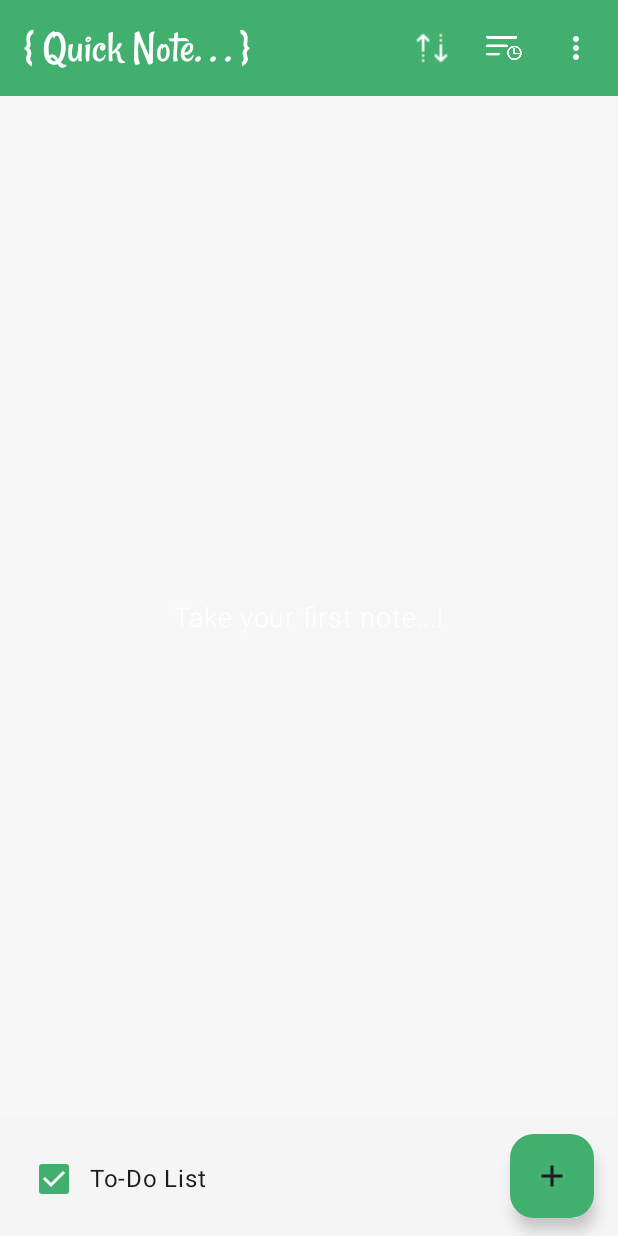
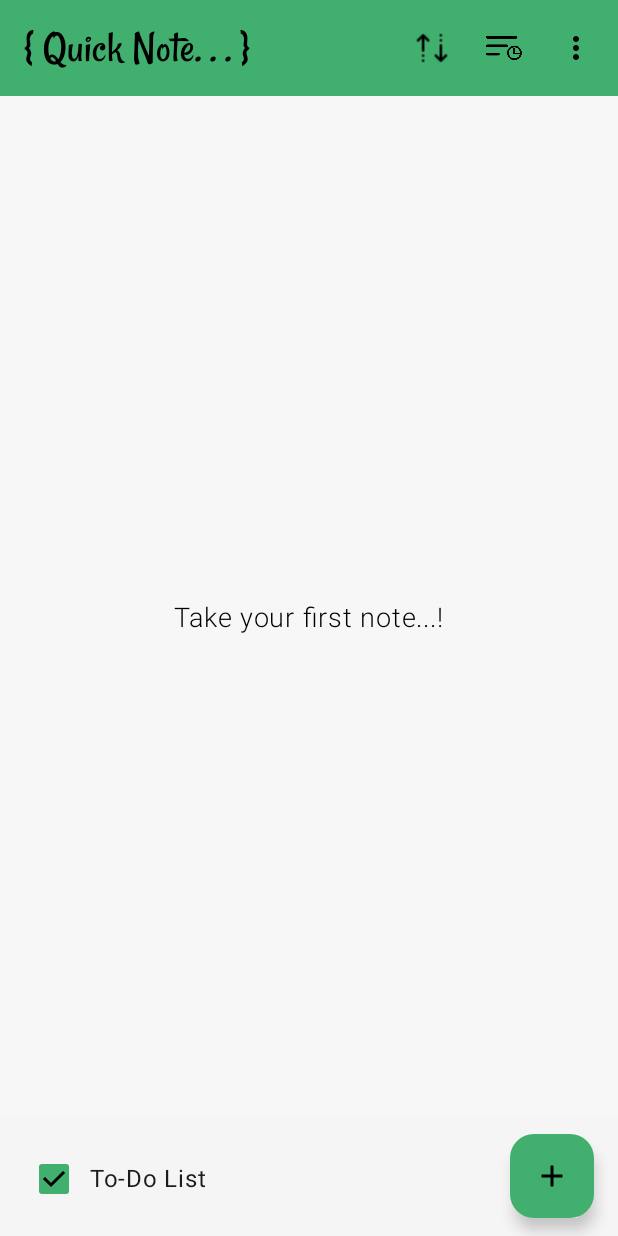
Before and after one commit to yshanmug/QuickNote, an Android app built with Jetpack Compose: the screen it shows after launch (MainActivity), on a phone screen of 412 x 824 dp. Run offline under Robolectric (Android 15) with nearby library versions, the phone set to English and light mode, and no system bars; our stand-ins replace Dagger/Hilt's generated code, Room's generated code, livedata-compose.

Commit message:
Initial commit with project files

```diff
--- a/app/src/main/java/com/yuva/notetakingapp/ui/theme/Color.kt
+++ b/app/src/main/java/com/yuva/notetakingapp/ui/theme/Color.kt
@@ -4,7 +4,7 @@ import androidx.compose.ui.graphics.Color
 //Light theme colors
 val MediumSeaGreen = Color(0xff41B06E)
 val MintGreen = Color(0x1B41B06E)
-val Black = Color(0GIT xFF000000)
+val Black = Color(0xFF000000)
 val MediumDarkGrey = Color(0xDA4D4D4D)
 val DarkGrey = Color(0xFFa9a9a9)
 val White = Color(0xC3F6F6F6)
```
